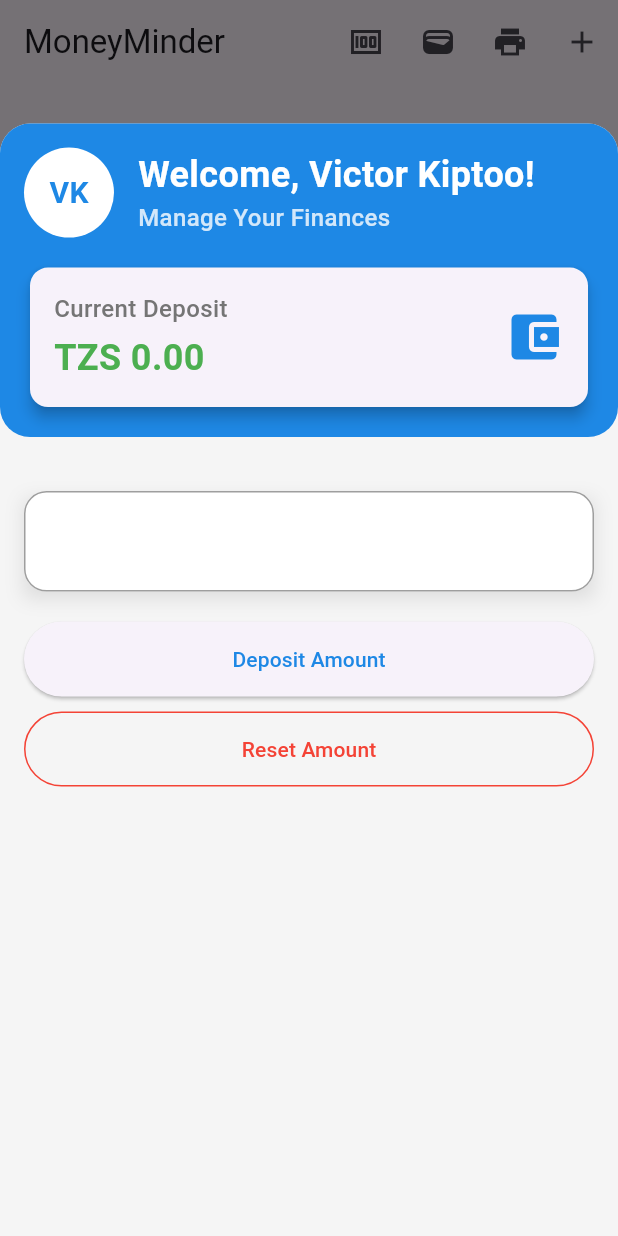
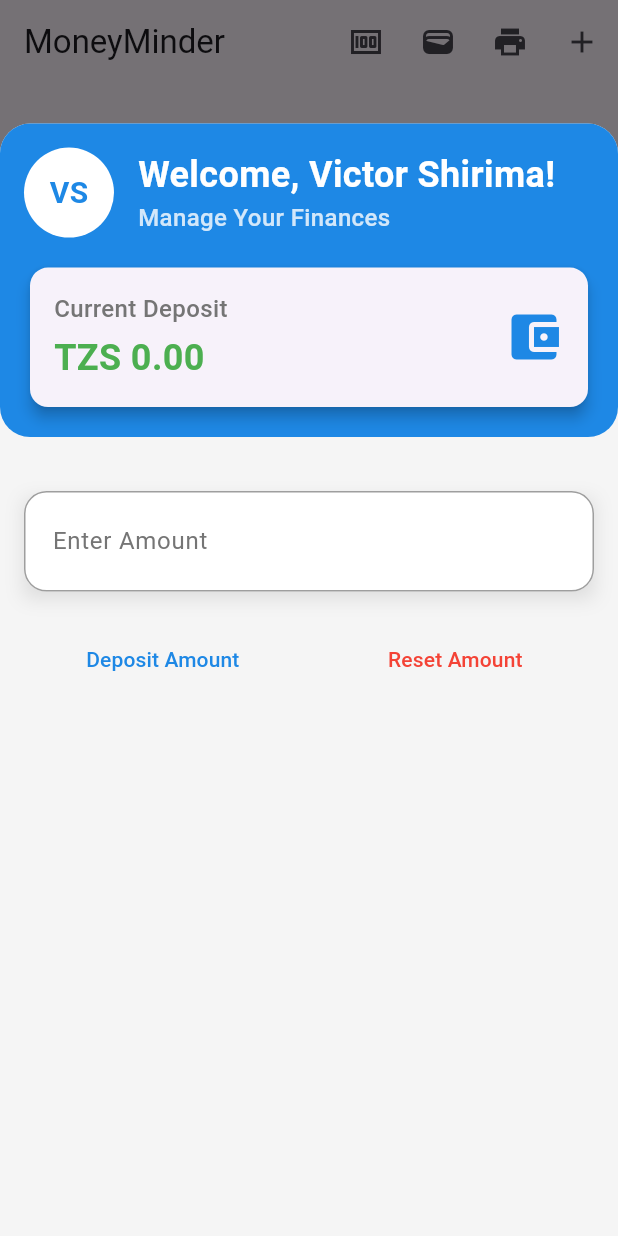
Before and after one commit to V1C70R264/budget_planner, a Flutter app: the screen it shows after launch, after a tap on the "money" icon, on a phone screen of 412 x 824 dp. Run offline on Flutter 3.47's test engine with Material 3 defaults, Android fonts, the phone set to English and light mode, and no system bars; our stand-ins replace fl_chart, flutter_local_notifications, open_file, pdf; project files that could hold a hidden picture were left out.

Commit message:
committing expense.dart file

```diff
--- a/lib/expenses.dart
+++ b/lib/expenses.dart
@@ -160,8 +160,8 @@ class _ExpensesState extends State<Expenses> {
 
   Widget _buildHeader() {
     return Container(
-      padding: EdgeInsets.all(16),
-      decoration: BoxDecoration(
+      padding: const EdgeInsets.all(16),
+      decoration: const BoxDecoration(
         color: AppColors.primary,
         borderRadius: BorderRadius.all(Radius.circular(20)),
       ),
@@ -169,11 +169,11 @@ class _ExpensesState extends State<Expenses> {
         children: [
           Row(
             children: [
-              CircleAvatar(
+             const CircleAvatar(
                 backgroundColor: Colors.white,
                 radius: 30,
                 child: Text(
-                  'VK', // Replace with actual user's initials
+                  'VS', // Replace with actual user's initials
                   style: TextStyle(
                     fontSize: 20,
                     fontWeight: FontWeight.bold,
@@ -181,13 +181,13 @@ class _ExpensesState extends State<Expenses> {
                   ),
                 ),
               ),
-              SizedBox(width: 16),
+             const SizedBox(width: 16),
               Expanded(
                 child: Column(
                   crossAxisAlignment: CrossAxisAlignment.start,
                   children: [
-                    Text(
-                      'Welcome, Victor Kiptoo!', // Replace with actual user's full name
+                   const Text(
+                      'Welcome, Victor Shirima!', // Replace with actual user's full name
                       style: TextStyle(
                         fontSize: 24,
                         fontWeight: FontWeight.bold,
@@ -207,7 +207,7 @@ class _ExpensesState extends State<Expenses> {
               ),
             ],
           ),
-          SizedBox(height: 16),
+          const SizedBox(height: 16),
           Card(
             elevation: 4,
             shape: RoundedRectangleBorder(borderRadius: BorderRadius.circular(12)),
@@ -269,6 +269,7 @@ class _ExpensesState extends State<Expenses> {
 
         style: const TextStyle(fontSize: 18, fontWeight: FontWeight.bold),
         decoration: InputDecoration(
+          labelText: 'Enter Amount',
           labelStyle: const TextStyle(color: AppColors.textSecondary),
           //prefixIcon: const Icon(Icons.attach_money, color: AppColors.primary),
           prefixText: 'TZS ',
@@ -279,14 +280,14 @@ class _ExpensesState extends State<Expenses> {
           ),
           filled: true,
           fillColor: Colors.white,
-          contentPadding: EdgeInsets.symmetric(vertical: 20, horizontal: 15),
+          contentPadding: const EdgeInsets.symmetric(vertical: 20, horizontal: 15),
           focusedBorder: OutlineInputBorder(
             borderRadius: BorderRadius.circular(15),
-            borderSide: BorderSide(color: AppColors.primary, width: 1),
+            borderSide: const BorderSide(color: AppColors.primary, width: 1),
           ),
           enabledBorder: OutlineInputBorder(
             borderRadius: BorderRadius.circular(15),
-            borderSide: BorderSide(color: Colors.grey, width: 1),
+            borderSide: const BorderSide(color: Colors.grey, width: 1),
           ),
         ),
       ),
@@ -294,32 +295,33 @@ class _ExpensesState extends State<Expenses> {
   }
 
   Widget _buildActionButtons() {
-    return Column(
+    return Row(
       children: [
-        ElevatedButton(
+        Expanded(
+          child: TextButton(
             onPressed: () {
               Navigator.pop(context);
-            _showDepositConfirmation();
+              // _showDepositConfirmation();
             },
-          child: Text('Deposit Amount'),
-          style: ElevatedButton.styleFrom(
+            style: TextButton.styleFrom(
               foregroundColor: AppColors.primary,
               padding: EdgeInsets.symmetric(vertical: 15),
-            minimumSize: Size(double.infinity, 50),
+            ),
+            child: const Text('Deposit Amount'),
           ),
         ),
-        SizedBox(height: 10),
-        OutlinedButton(
+        const SizedBox(width: 10),
+        Expanded(
+          child: TextButton(
             onPressed: () {
               Navigator.pop(context);
               _resetAmount();
             },
             child: Text('Reset Amount'),
-          style: OutlinedButton.styleFrom(
+            style: TextButton.styleFrom(
               foregroundColor: AppColors.error,
-            side: BorderSide(color: AppColors.error),
               padding: EdgeInsets.symmetric(vertical: 15),
-            minimumSize: Size(double.infinity, 50),
+            ),
           ),
         ),
       ],
@@ -333,12 +335,12 @@ class _ExpensesState extends State<Expenses> {
         title: Text('Deposit Confirmation'),
         content: Text(
           'Deposited Amount: TZS ${formatter.format(double.tryParse(_depositAmountController.text))}',
-          style: TextStyle(fontWeight: FontWeight.bold),
+          style: const TextStyle(fontWeight: FontWeight.bold),
         ),
         actions: [
           TextButton(
             onPressed: () => Navigator.pop(context),
-            child: Text('Okay'),
+            child: const Text('Okay'),
           ),
         ],
       ),
```
Lines whose indentation alone changed are shown as unchanged.
